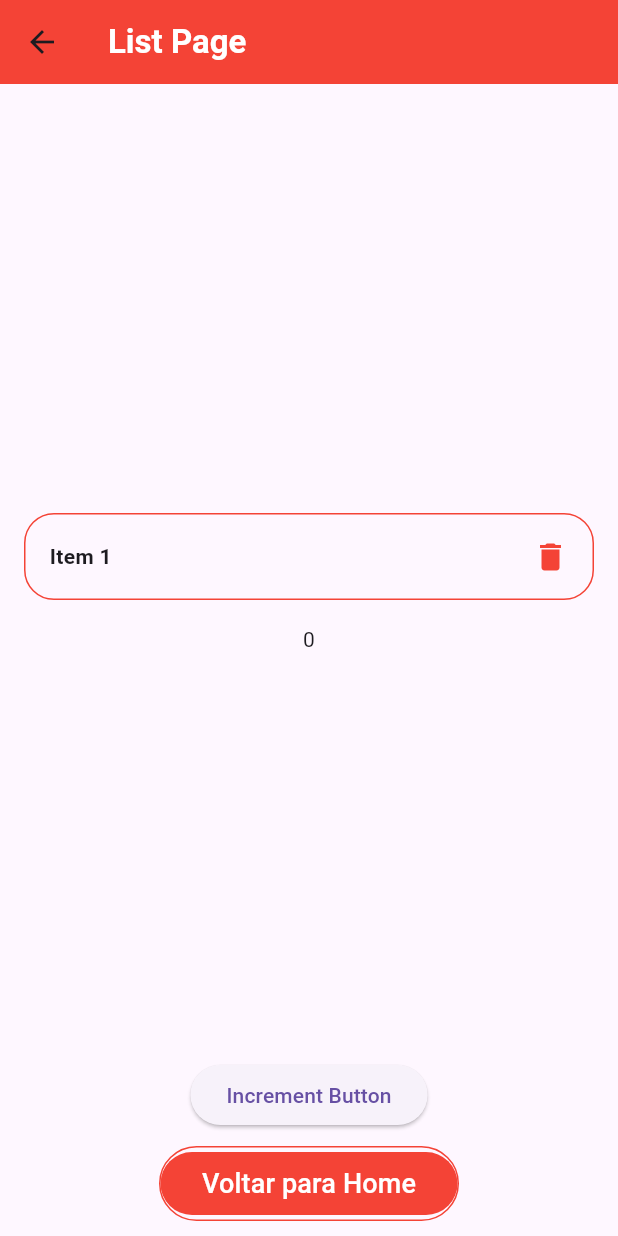
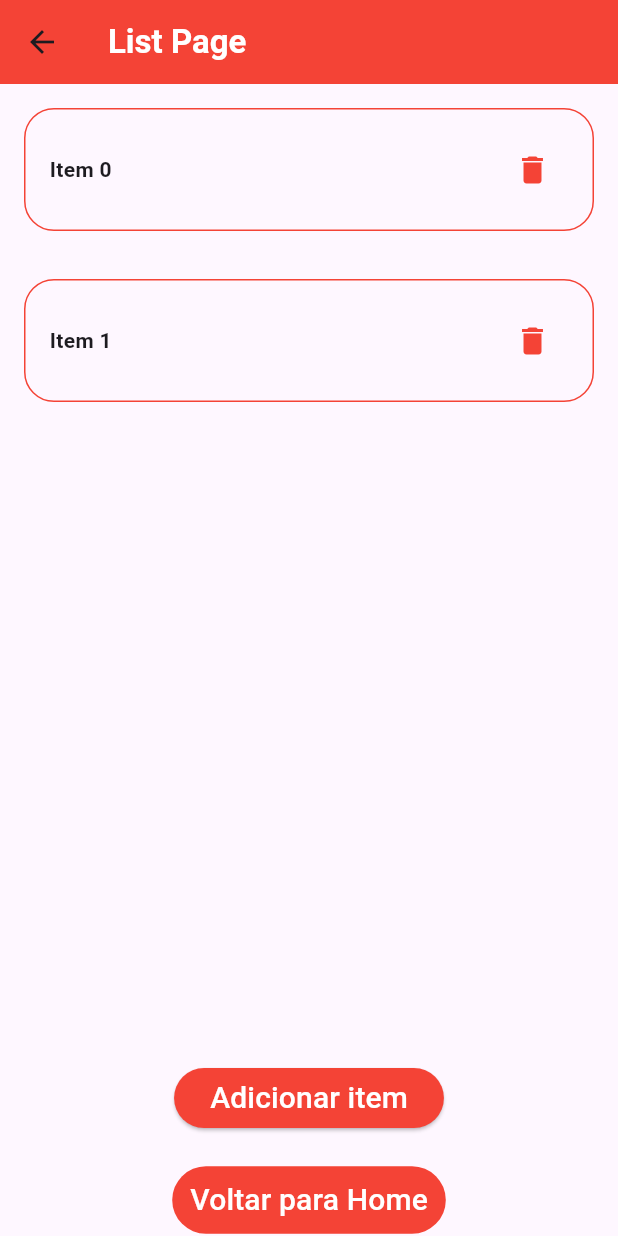
Before and after one commit to GuilhermeAlmeida2/Hands_On_02, a Flutter app: the SecondPage screen opened by its route, on a phone screen of 412 x 824 dp. Run offline on Flutter 3.47's test engine with Material 3 defaults, Android fonts, the phone set to English and light mode, and no system bars.

Commit message:
fix(modify): fix errors in the second_page file

```diff
--- a/lib/components/item_component.dart
+++ b/lib/components/item_component.dart
@@ -2,12 +2,9 @@ import 'package:flutter/material.dart';
 
 class ItemComponent extends StatelessWidget {
   final int contador;
-  // final IconButton button;
-  const ItemComponent({
-    super.key,
-    required this.contador,
-    /* required this.button */
-  });
+  final IconButton button;
+  const ItemComponent(
+      {super.key, required this.contador, required this.button});
 
   @override
   Widget build(BuildContext context) {
@@ -25,11 +22,7 @@ class ItemComponent extends StatelessWidget {
               'Item ${contador.toString()}',
               style: const TextStyle(fontWeight: FontWeight.bold),
             ),
-            const Icon(
-              Icons.delete,
-              color: Colors.red,
-            ),
-            // button.
+            button,
           ],
         ),
       ),
--- a/lib/pages/second_page.dart
+++ b/lib/pages/second_page.dart
@@ -1,5 +1,4 @@
 import 'package:flutter/material.dart';
-import 'package:stateful_navigation_project/components/button_widget.dart';
 import 'package:stateful_navigation_project/components/item_component.dart';
 
 class SecondPage extends StatefulWidget {
@@ -9,7 +8,7 @@ class SecondPage extends StatefulWidget {
 }
 
 class _SecondPageState extends State<SecondPage> {
-  int contador = 0;
+  List<int> contador = [0, 1];
 
   @override
   Widget build(BuildContext context) {
@@ -26,21 +25,48 @@ class _SecondPageState extends State<SecondPage> {
         child: Column(
           mainAxisAlignment: MainAxisAlignment.center,
           children: [
-            Spacer(),
+            // const Spacer(),
+            for (int i in contador)
               ItemComponent(
-              contador: contador + 1,
+                  contador: contador[i],
+                  button: IconButton(
+                    onPressed: () {
+                      setState(() {
+                        contador.remove(contador.length - 1);
+                      });
+                    },
+                    icon: const Icon(
+                      Icons.delete,
                     ),
-            Text(contador.toString()),
-            Spacer(),
+                    style: ButtonStyle(
+                        iconColor: MaterialStateProperty.all(Colors.red)),
+                  )),
+            const Spacer(),
             ElevatedButton(
               onPressed: () {
                 setState(() {
-                    contador += 1;
+                  contador.add(contador.length);
                 });
               },
-                child: const Text('Increment Button')),
-            ButtonWidget(paraOnde: '/', informacao: "Voltar para Home"),
-            Padding(padding: EdgeInsets.only(bottom: 10))
+              style: ButtonStyle(
+                  backgroundColor: MaterialStateProperty.all(Colors.red)),
+              child: const Text(
+                'Adicionar item',
+                style: TextStyle(color: Colors.white, fontSize: 20),
+              ),
+            ),
+            const SizedBox(height: 20),
+            TextButton(
+              style: ButtonStyle(
+                  backgroundColor: MaterialStateProperty.all(Colors.red)),
+              child: const Text(
+                'Voltar para Home',
+                style: TextStyle(color: Colors.white, fontSize: 20),
+              ),
+              onPressed: () {
+                Navigator.pushNamed(context, '/home');
+              },
+            ),
           ],
         ),
       ),
```
Lines whose indentation alone changed are shown as unchanged.
